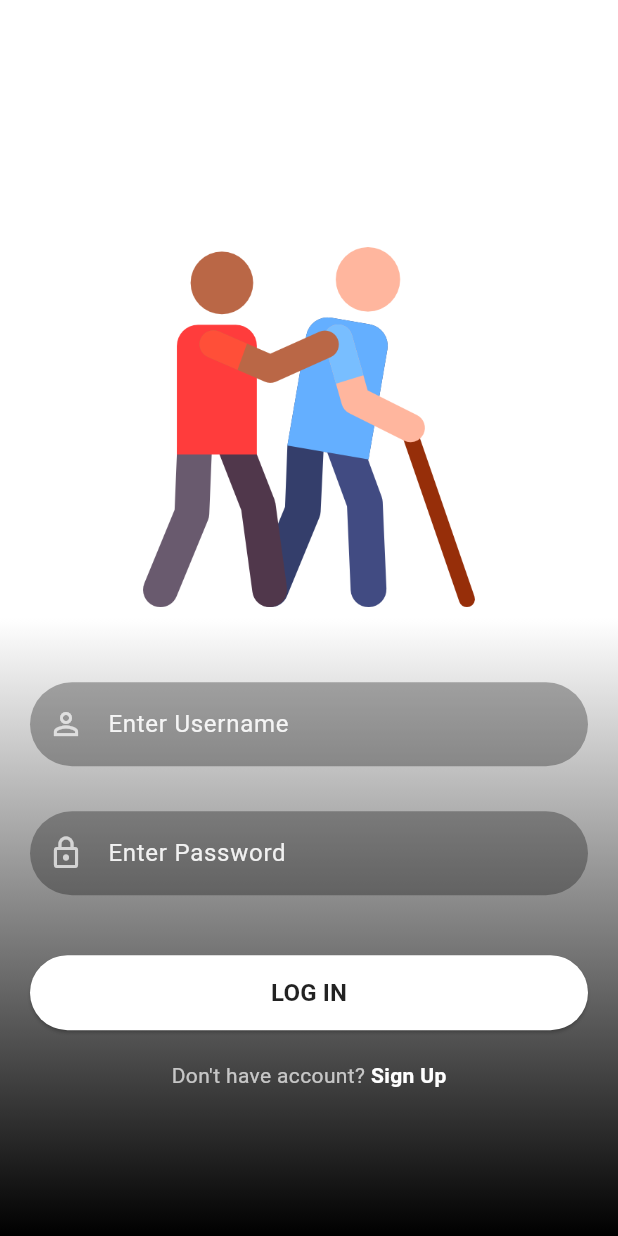
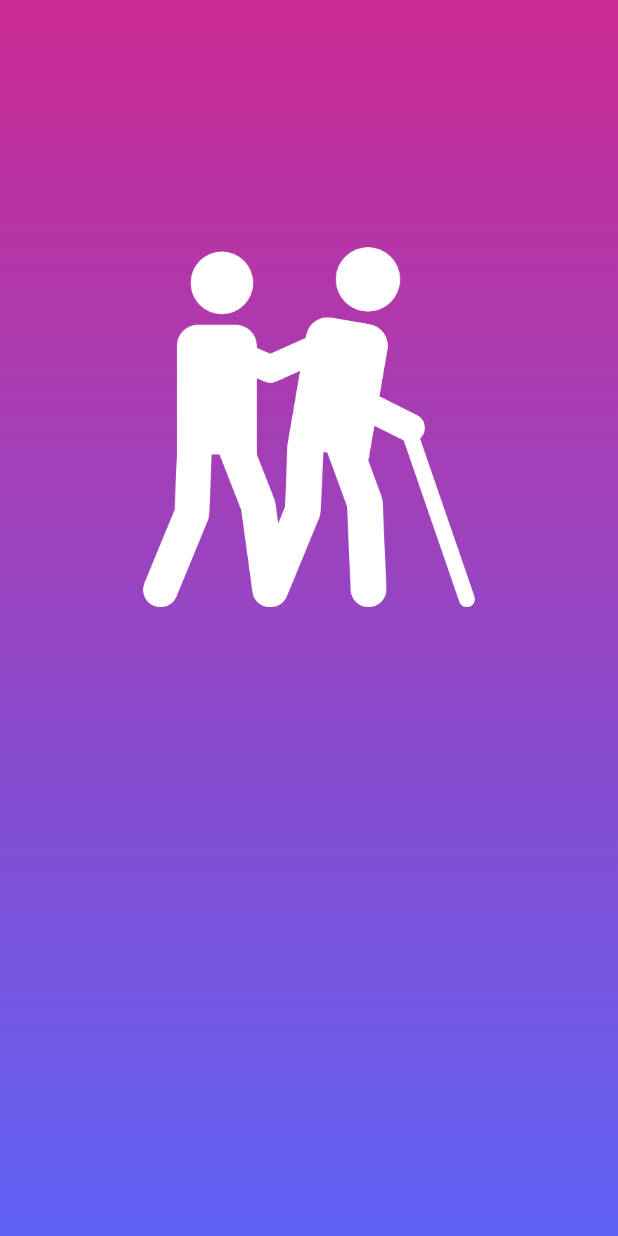
Before and after one commit to cp2392/fyp_app, a Flutter app: the screen it shows after launch, on a phone screen of 412 x 824 dp. Run offline on Flutter 3.47's test engine with Material 3 defaults, Android fonts, the phone set to English and light mode, and no system bars; our stand-ins replace firebase_core; accounts and stored records are empty.

Commit message:
Revert "sign in screen ui done"
This reverts commit 87eaa94bc9d7309149b8ce8246842d26cc7b821a.

```diff
--- a/lib/reusable_widgets/resuable_widget.dart
+++ /dev/null
@@ -1,68 +0,0 @@
-import 'package:flutter/material.dart';
-
-Image logoWidget(String imageName) {
-  return Image.asset(
-    imageName,
-    fit: BoxFit.fitWidth,
-    width: 240,
-    height: 240,
-    // color: Colors.white,
-  );
-}
-
-TextField reusableTextField(String text, IconData icon, bool isPasswordType,
-    TextEditingController controller) {
-  return TextField(
-      controller: controller,
-      obscureText: isPasswordType,
-      enableSuggestions: !isPasswordType,
-      autocorrect: !isPasswordType,
-      cursorColor: Colors.white,
-      style: TextStyle(color: Colors.white.withOpacity(0.9)),
-      decoration: InputDecoration(
-        prefixIcon: Icon(
-          icon,
-          color: Colors.white70,
-        ),
-        labelText: text,
-        labelStyle: TextStyle(color: Colors.white.withOpacity(0.9)),
-        filled: true,
-        floatingLabelBehavior: FloatingLabelBehavior.never,
-        fillColor: Colors.black.withOpacity(0.3),
-        border: OutlineInputBorder(
-            borderRadius: BorderRadius.circular(30.0),
-            borderSide: const BorderSide(width: 0, style: BorderStyle.none)),
-      ),
-      keyboardType: isPasswordType
-          ? TextInputType.visiblePassword
-          : TextInputType.emailAddress);
-}
-
-Container signInSignUpButton(
-    BuildContext context, bool isLogin, Function onTap) {
-  return Container(
-      width: MediaQuery.of(context).size.width,
-      height: 50,
-      margin: const EdgeInsets.fromLTRB(0, 10, 0, 20),
-      decoration: BoxDecoration(borderRadius: BorderRadius.circular(90)),
-      child: ElevatedButton(
-        onPressed: () {
-          onTap();
-        },
-        child: Text(
-          isLogin ? 'LOG IN' : 'SIGN UP',
-          style: const TextStyle(
-              color: Colors.black87, fontWeight: FontWeight.bold, fontSize: 16),
-        ),
-        style: ButtonStyle(
-            backgroundColor: MaterialStateProperty.resolveWith((states) {
-              if (states.contains(MaterialState.pressed)) {
-                return Colors.black26;
-              }
-              return Colors.white;
-            }),
-            shape: MaterialStateProperty.all<RoundedRectangleBorder>(
-                RoundedRectangleBorder(
-                    borderRadius: BorderRadius.circular(30)))),
-      ));
-}
--- a/lib/screens/signin_screen.dart
+++ b/lib/screens/signin_screen.dart
@@ -1,6 +1,4 @@
 import 'package:flutter/material.dart';
-import 'package:fyp_app/reusable_widgets/resuable_widget.dart';
-import 'package:fyp_app/screens/signup_screen.dart';
 import 'package:fyp_app/utils/colors_utils.dart';
 
 class SignInScreen extends StatefulWidget {
@@ -11,9 +9,6 @@ class SignInScreen extends StatefulWidget {
 }
 
 class _SignInScreenState extends State<SignInScreen> {
-
-  TextEditingController _passwordTextController = TextEditingController();
-  TextEditingController _emailTextController = TextEditingController();
   @override
   Widget build(BuildContext context) {
     return Scaffold(
@@ -22,9 +17,9 @@ class _SignInScreenState extends State<SignInScreen> {
         height: MediaQuery.of(context).size.height,
         decoration: BoxDecoration(
             gradient: LinearGradient(colors: [
-          hexStringtToColor("FFFFFF"),
-          hexStringtToColor("FFFFFF"),
-          hexStringtToColor("000000")
+          hexStringtToColor("CB2B93"),
+          hexStringtToColor("9546C4"),
+          hexStringtToColor("5E61F4")
         ],
         begin: Alignment.topCenter, end: Alignment.bottomCenter)),
         child: SingleChildScrollView(
@@ -34,19 +29,6 @@ class _SignInScreenState extends State<SignInScreen> {
           child: Column(
             children: <Widget>[
               logoWidget("assets/images/logo1.png"),
-              SizedBox(
-                height: 50,
-              ),
-              reusableTextField("Enter Username", Icons.person_outline, false, _emailTextController),
-              SizedBox(
-                height: 30,
-              ),
-              reusableTextField("Enter Password", Icons.lock_outline, true, _passwordTextController),
-              SizedBox(
-                height: 30
-              ),
-              signInSignUpButton(context, true, (){}),
-              signUpOption()
             ],
           ),
         )),
@@ -54,24 +36,15 @@ class _SignInScreenState extends State<SignInScreen> {
     );
   }
 
-
-  Row signUpOption() {
-    return Row(
-      mainAxisAlignment: MainAxisAlignment.center,
-      children: [
-        const Text("Don't have account? ", style: TextStyle(color: Colors.white70)),
-        GestureDetector(
-          onTap: () {
-            Navigator.push(context,
-            MaterialPageRoute(builder: (context) => SignUpScreen()));
-          },
-          child: const Text(
-            "Sign Up",
-            style: TextStyle(color: Colors.white, fontWeight: FontWeight.bold),
-          ),
-        )
-      ],
+  Image logoWidget(String imageName) {
+    return Image.asset(
+      imageName,
+      fit: BoxFit.fitWidth,
+      width: 240,
+      height: 240,
+      color: Colors.white,
     );
   }
 
+
 }
--- a/lib/screens/signup_screen.dart
+++ /dev/null
@@ -1,15 +0,0 @@
-import 'package:flutter/material.dart';
-
-class SignUpScreen extends StatefulWidget {
-  const SignUpScreen({super.key});
-
-  @override
-  State<SignUpScreen> createState() => _SignUpScreenState();
-}
-
-class _SignUpScreenState extends State<SignUpScreen> {
-  @override
-  Widget build(BuildContext context) {
-    return const Placeholder();
-  }
-}
```
